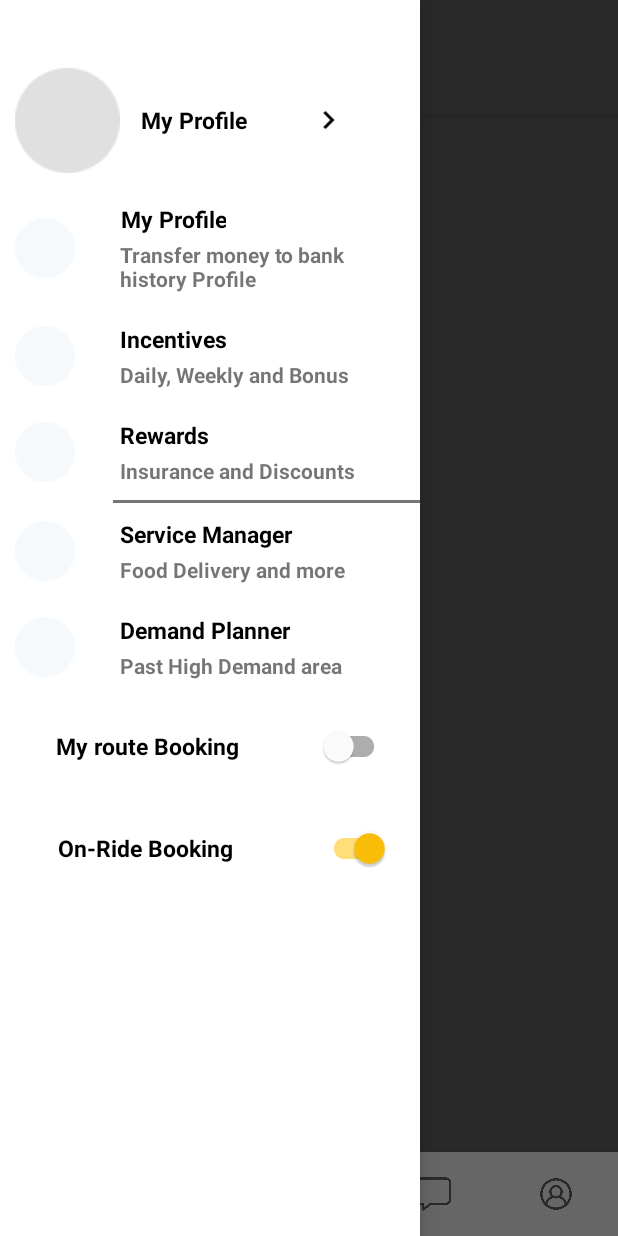
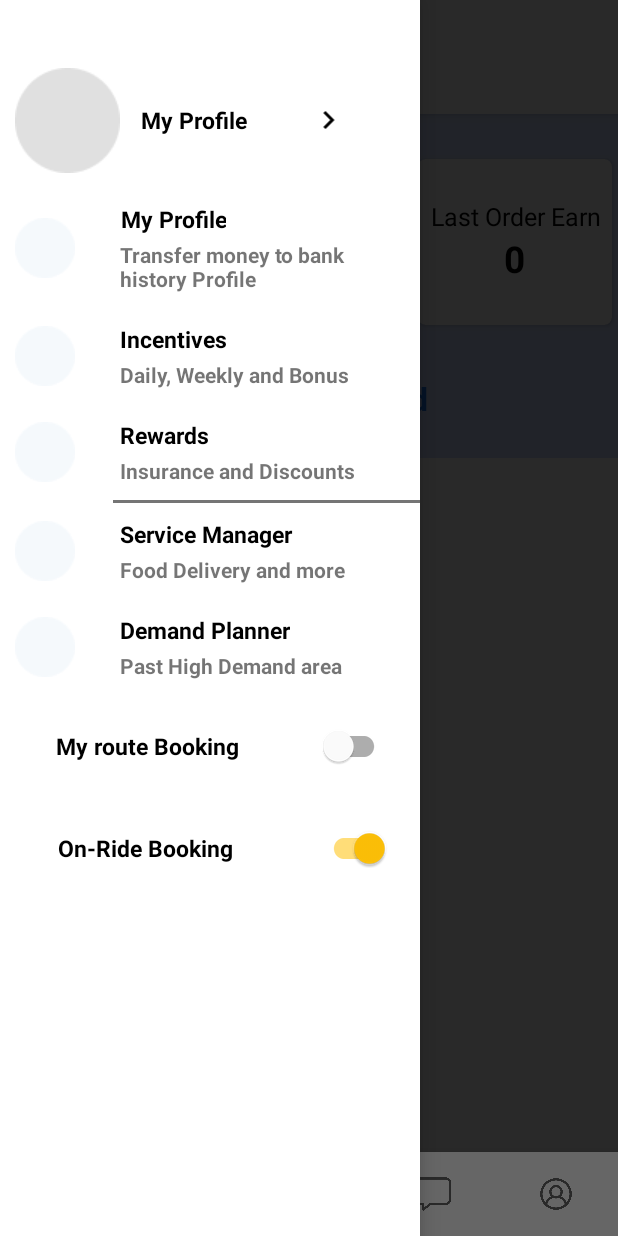
Before and after one commit to Vishwas-verma5/ScuraDriver, an Android app: the Dashboard screen opened directly, with no data from a screen before it, with the side drawer open, on a phone screen of 412 x 824 dp. Run offline under Robolectric (Android 15) with nearby library versions, the light colour scheme and no system bars; our stand-ins replace sdp/ssp sizes; Roboto replaces fonts that are not available here.

Commit message:
This is a commit

```diff
--- a/app/src/main/java/secura/driver/scuradriver/Activities/Dashboard.java
+++ b/app/src/main/java/secura/driver/scuradriver/Activities/Dashboard.java
@@ -3,6 +3,7 @@ package secura.driver.scuradriver.Activities;
 import static secura.driver.scuradriver.Common.toggleColorStatusBar;
 import static secura.driver.scuradriver.Common.transparentStatusBar;
 
+import androidx.annotation.NonNull;
 import androidx.appcompat.app.ActionBarDrawerToggle;
 import androidx.appcompat.app.AppCompatActivity;
 import androidx.fragment.app.Fragment;
@@ -10,11 +11,16 @@ import androidx.fragment.app.Fragment;
 import android.content.Intent;
 import android.os.Bundle;
 import android.view.LayoutInflater;
+import android.view.MenuItem;
 import android.view.View;
 import android.widget.LinearLayout;
 import android.widget.TextView;
 import android.widget.Toast;
 
+import com.google.android.material.bottomnavigation.BottomNavigationView;
+
+import secura.driver.scuradriver.Fragments.RuppeFragment;
+import secura.driver.scuradriver.HomeFragment;
 import secura.driver.scuradriver.R;
 import secura.driver.scuradriver.SignIn;
 import secura.driver.scuradriver.databinding.ActivityDeshBoardBinding;
@@ -23,6 +29,8 @@ public class Dashboard extends AppCompatActivity {
     ActivityDeshBoardBinding binding;
     ActionBarDrawerToggle toggle;
 
+    HomeFragment homeFragment;
+    RuppeFragment ruppeFragment;
 
     @Override
     protected void onCreate(Bundle savedInstanceState) {
@@ -34,6 +42,28 @@ public class Dashboard extends AppCompatActivity {
         binding.drawerLayout.addDrawerListener(toggle);
         toggle.syncState();
         View header = binding.navigationBar.getHeaderView(0);
+
+        homeFragment=new HomeFragment();
+        ruppeFragment=new RuppeFragment();
+
+        //default fragment
+        fragload(homeFragment);
+
+        binding.dashNevbuttons.setOnNavigationItemSelectedListener(new BottomNavigationView.OnNavigationItemSelectedListener() {
+            @Override
+            public boolean onNavigationItemSelected(@NonNull MenuItem item) {
+                int id=item.getItemId();
+                if (id==R.id.nav_home)
+                {
+                    fragload(homeFragment);
+                }
+                else if (id==R.id.nav_ruppe)
+                {
+                    fragload(ruppeFragment);
+                }
+                return true;
+            }
+        });
 
         LinearLayout incentives = header.findViewById(R.id.incentivesBtn);
         LinearLayout rewards = header.findViewById(R.id.rewards);
--- a/app/src/main/res/layout/activity_desh_board.xml
+++ b/app/src/main/res/layout/activity_desh_board.xml
@@ -32,13 +32,15 @@
         </com.google.android.material.appbar.AppBarLayout>
 
 
-   <FrameLayout
-       android:layout_width="match_parent"
-       android:layout_height="match_parent"
-       android:id="@+id/framlayout"/>
 
+        <FrameLayout
+            android:layout_width="match_parent"
+            android:layout_height="match_parent"
+            android:layout_marginBottom="?actionBarSize"
+            android:id="@+id/framlayout"/>
 
     </LinearLayout>
+
     <RelativeLayout
         android:layout_width="match_parent"
         android:layout_height="match_parent">
@@ -46,6 +48,7 @@
         <com.google.android.material.bottomnavigation.BottomNavigationView
             android:layout_width="match_parent"
             android:layout_height="wrap_content"
+            android:id="@+id/dash_nevbuttons"
             android:layout_alignParentBottom="true"
             android:layout_gravity="bottom"
             app:menu="@menu/toolbar_menu" />
--- a/app/src/main/res/menu/toolbar_menu.xml
+++ b/app/src/main/res/menu/toolbar_menu.xml
@@ -1,11 +1,11 @@
 <?xml version="1.0" encoding="utf-8"?>
 <menu xmlns:android="http://schemas.android.com/apk/res/android">
     <item
-        android:id="@+id/home"
+        android:id="@+id/nav_home"
         android:icon="@drawable/driver_handle_icon"
         android:title="Home" />
     <item
-        android:id="@+id/home1"
+        android:id="@+id/nav_ruppe"
         android:icon="@drawable/ruppe_icon"
         android:title="Home" />
     <item
@@ -19,7 +19,7 @@
     <item
         android:id="@+id/home4"
         android:icon="@drawable/person_icon"
-        android:title="Home" />
+        android:title="Home"/>
 
 
 </menu>
```
